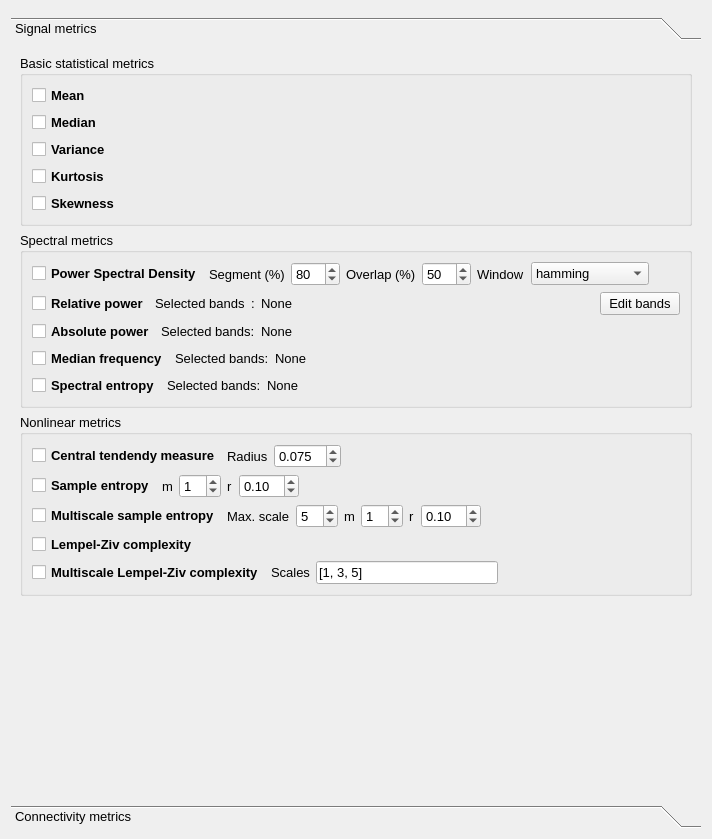
This is eeg_features/parameters/ui.ui in medusabci/medusa-analyzer as Qt 5 draws it before an edit. The edited form follows.
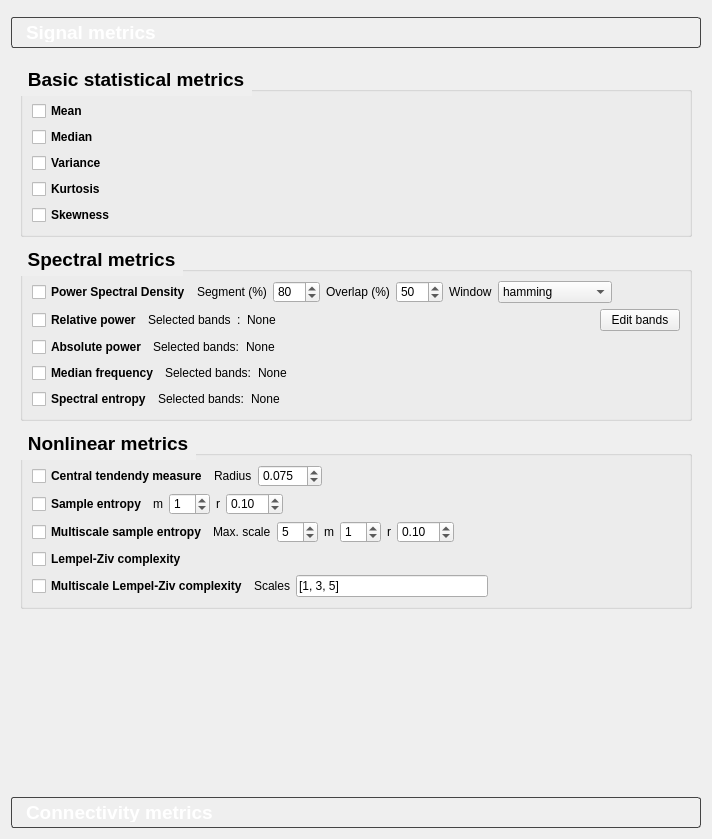
This is the edited form.

Patch:
```diff
--- a/eeg_features/parameters/ui.ui
+++ b/eeg_features/parameters/ui.ui
@@ -38,6 +38,32 @@
    </item>
    <item>
     <widget class="QToolBox" name="toolBox">
+     <property name="font">
+      <font>
+       <pointsize>14</pointsize>
+       <weight>75</weight>
+       <bold>true</bold>
+      </font>
+     </property>
+     <property name="styleSheet">
+      <string notr="true">QToolBox::tab {
+    background: qlineargradient(
+        spread:pad, x1:0, y1:0, x2:1, y2:0,
+        stop:0 #6a0dad, stop:1 #ec407a
+    );
+    color: white;        
+    font-weight: bold; 
+    padding: 5px 10px;   
+    border: 1px solid #444;
+    border-radius: 3px;
+}
+
+/* Color de texto dentro de la pestaña activa */
+QToolBox::tab:selected {
+    color: white;
+}
+</string>
+     </property>
      <property name="currentIndex">
       <number>0</number>
      </property>
@@ -46,8 +72,8 @@
        <rect>
         <x>0</x>
         <y>0</y>
-        <width>826</width>
-        <height>707</height>
+        <width>690</width>
+        <height>714</height>
        </rect>
       </property>
       <attribute name="label">
@@ -56,6 +82,26 @@
       <layout class="QVBoxLayout" name="verticalLayout_7">
        <item>
         <widget class="QGroupBox" name="basic_statistical_metrics">
+         <property name="font">
+          <font>
+           <pointsize>14</pointsize>
+           <weight>75</weight>
+           <bold>true</bold>
+          </font>
+         </property>
+         <property name="styleSheet">
+          <string notr="true">QGroupBox::title {
+    subcontrol-origin: margin;
+    subcontrol-position: top left; 
+    padding: 5px;                 
+    letter-spacing: 1px;
+    
+    color: qlineargradient(
+        spread:pad, x1:0, y1:0, x2:1, y2:0,
+        stop:0 #6a0dad, stop:1 #ec407a
+    );
+}</string>
+         </property>
          <property name="title">
           <string>Basic statistical metrics</string>
          </property>
@@ -215,6 +261,26 @@
        </item>
        <item>
         <widget class="QGroupBox" name="spectral_metrics">
+         <property name="font">
+          <font>
+           <pointsize>14</pointsize>
+           <weight>75</weight>
+           <bold>true</bold>
+          </font>
+         </property>
+         <property name="styleSheet">
+          <string notr="true">QGroupBox::title {
+    subcontrol-origin: margin;
+    subcontrol-position: top left; 
+    padding: 5px;                 
+    letter-spacing: 1px;
+    
+    color: qlineargradient(
+        spread:pad, x1:0, y1:0, x2:1, y2:0,
+        stop:0 #6a0dad, stop:1 #ec407a
+    );
+}</string>
+         </property>
          <property name="title">
           <string>Spectral metrics</string>
          </property>
@@ -568,6 +634,26 @@
        </item>
        <item>
         <widget class="QGroupBox" name="nonlinear_metrics">
+         <property name="font">
+          <font>
+           <pointsize>14</pointsize>
+           <weight>75</weight>
+           <bold>true</bold>
+          </font>
+         </property>
+         <property name="styleSheet">
+          <string notr="true">QGroupBox::title {
+    subcontrol-origin: margin;
+    subcontrol-position: top left; 
+    padding: 5px;                 
+    letter-spacing: 1px;
+    
+    color: qlineargradient(
+        spread:pad, x1:0, y1:0, x2:1, y2:0,
+        stop:0 #6a0dad, stop:1 #ec407a
+    );
+}</string>
+         </property>
          <property name="title">
           <string>Nonlinear metrics</string>
          </property>
```
Left out of the diff: 40 changed lines with no effect on the pictures.
